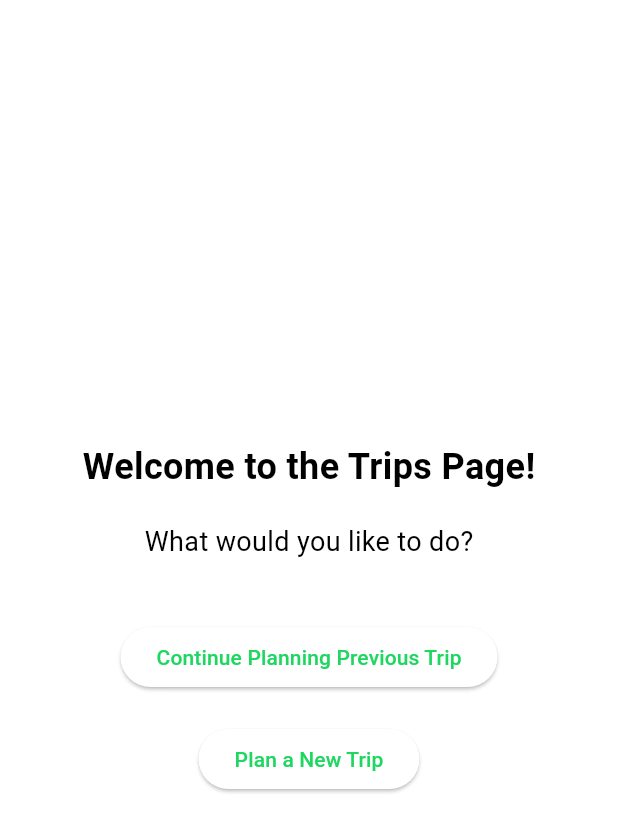
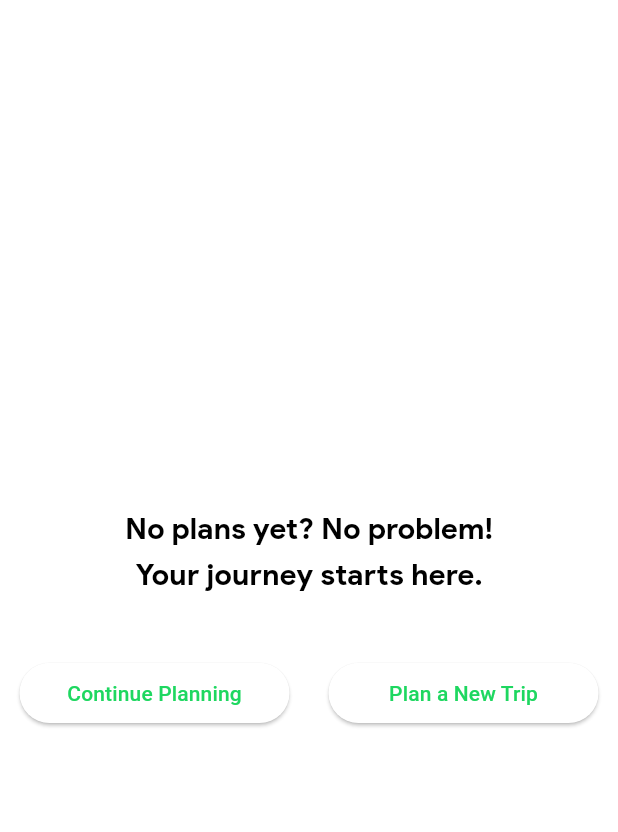
Before and after one commit to ritwikdurga/Voyager, a Flutter app: the AddTrips screen opened directly, on a phone screen of 412 x 824 dp. Shown: the top 832 px of the screen. Run offline on Flutter 3.47's test engine with Material 3 defaults, Android fonts, the phone set to English and light mode, and no system bars; our stand-ins replace calendar_date_picker2, carousel_slider, firebase_auth, firebase_core, google_sign_in, iconsax and 4 more; missing offline and left inert: customizable_counter, mapbox_gl; accounts and stored records are empty; network calls fail.

Commit message:
style(ui): changes new trip page UI

```diff
--- a/lib/pages/trip_planning_sections/add_trips_page.dart
+++ b/lib/pages/trip_planning_sections/add_trips_page.dart
@@ -1,6 +1,8 @@
 // ignore_for_file: prefer_const_literals_to_create_immutables, prefer_const_constructors, curly_braces_in_flow_control_structures
 
+import 'package:flutter/cupertino.dart';
 import 'package:flutter/material.dart';
+import 'package:flutter/widgets.dart';
 import 'package:provider/provider.dart';
 import 'package:voyager/components/explore_section/trips_cards.dart';
 import 'package:voyager/pages/trip_planning_sections/new_trip_page.dart';
@@ -98,34 +100,47 @@ class AddTrips extends StatelessWidget {
               //   ),
               // ),
               Text(
-                'Welcome to the Trips Page!',
+                'No plans yet? No problem!',
                 style: TextStyle(
-                  fontSize: 24,
+                  fontSize: 20,
                   fontWeight: FontWeight.bold,
+                  fontFamily: 'ProductSans',
                 ),
               ),
-              SizedBox(height: 20),
+              SizedBox(height: 2),
               Text(
-                'What would you like to do?',
+                'Your journey starts here.',
                 style: TextStyle(
-                  fontSize: 18,
+                  fontSize: 20,
+                  fontWeight: FontWeight.bold,
+                  fontFamily: 'ProductSans',
                 ),
               ),
               SizedBox(height: 40),
-              ElevatedButton(
+              Row(
+                mainAxisAlignment: MainAxisAlignment.spaceEvenly,
+                children: [
+                  SizedBox(
+                    width: 180,
+                    child: ElevatedButton(
                       onPressed: () {
                         _showBottomSheet(context);
                       },
-                child: Text('Continue Planning Previous Trip'),
+                      child: Text('Continue Planning'),
                     ),
-              SizedBox(height: 20),
-              ElevatedButton(
+                  ),
+                  SizedBox(height: 10),
+                  SizedBox(
+                    width: 180,
+                    child: ElevatedButton(
                       onPressed: () {
-                  // _showBottomSheet(context, 'Plan a New Trip');
                         Navigator.push(context,
                             MaterialPageRoute(builder: (context) => NewTrip()));
                       },
                       child: Text('Plan a New Trip'),
+                    ),
+                  ),
+                ],
               ),
             ],
           ),
```
Also changed, not shown: lib/pages/trip_planning_sections/new_trip_page.dart (+11 -4 lines), 1 other file. Lines whose indentation alone changed are shown as unchanged.
